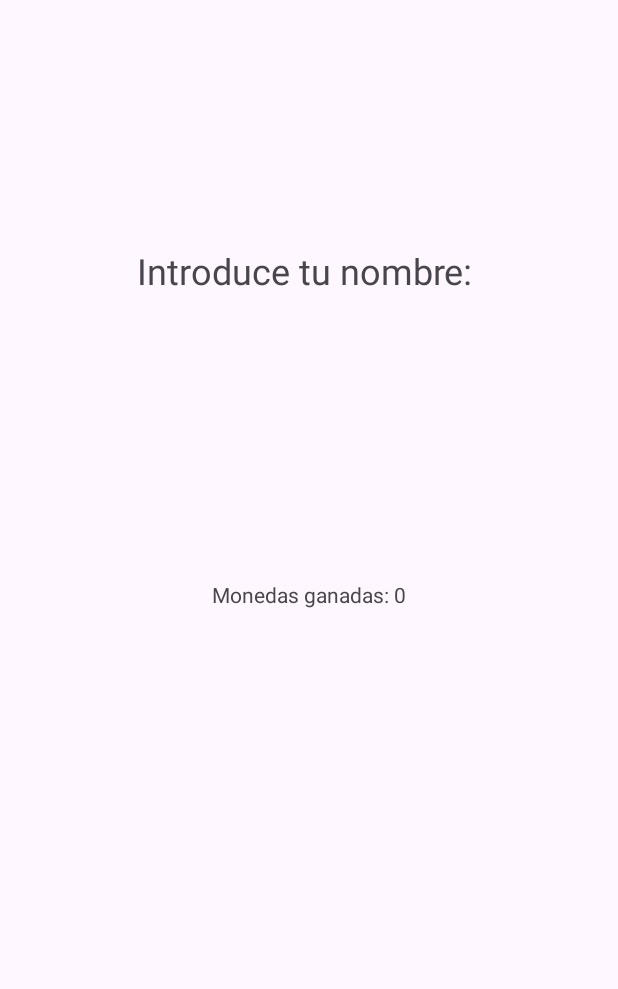
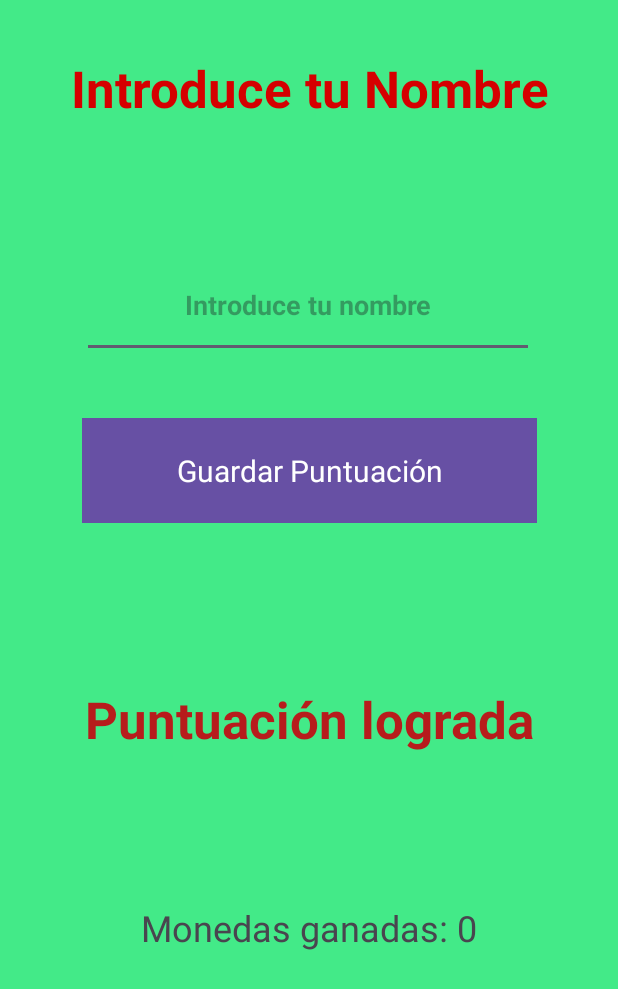
Before and after one commit to jlge30/DiceRollerBeta, an Android app: the PantallaFinal screen opened directly, with no data from a screen before it, on a phone screen of 412 x 824 dp. Shown: the top 989 px of the screen. Run offline under Robolectric (Android 15) with nearby library versions, the light colour scheme and no system bars; Roboto replaces fonts that are not available here.

Commit message:
Actualizacion de ultima pantalla. se agregaron 3 textos y 1 boton

```diff
--- a/app/src/main/res/layout/activity_pantalla_final.xml
+++ b/app/src/main/res/layout/activity_pantalla_final.xml
@@ -2,33 +2,112 @@
 <androidx.constraintlayout.widget.ConstraintLayout xmlns:android="http://schemas.android.com/apk/res/android"
     xmlns:app="http://schemas.android.com/apk/res-auto"
     xmlns:tools="http://schemas.android.com/tools"
-    android:layout_width="match_parent"
-    android:layout_height="match_parent"
+    android:id="@+id/txtGamerName"
+    style="@style/FinalPage"
+    android:layout_height="wrap_content"
+    android:background="#FFFFFF"
+    android:backgroundTint="#43EA88"
     tools:context=".PantallaFinal">
 
     <TextView
         android:id="@+id/txt_puntos"
         android:layout_width="0dp"
         android:layout_height="51dp"
+        android:layout_marginStart="50dp"
+        android:layout_marginTop="50dp"
+        android:layout_marginEnd="50dp"
+        android:layout_marginBottom="200dp"
         android:textAlignment="center"
-        android:textSize="14sp"
+        android:textSize="24sp"
         app:layout_constraintBottom_toBottomOf="parent"
         app:layout_constraintEnd_toEndOf="parent"
+        app:layout_constraintHorizontal_bias="0.0"
         app:layout_constraintStart_toStartOf="parent"
-        app:layout_constraintTop_toTopOf="parent"
+        app:layout_constraintTop_toBottomOf="@+id/txtScoreTitle"
         tools:text="Puntos" />
 
     <TextView
         android:id="@+id/textView"
-        android:layout_width="317dp"
+        android:layout_width="wrap_content"
         android:layout_height="61dp"
-        android:layout_marginTop="164dp"
-        android:text="Introduce tu nombre: "
+        android:layout_marginTop="36dp"
+        android:text="@string/NameTitle"
         android:textAlignment="center"
-        android:textSize="24sp"
+        android:textColor="#D50000"
+        android:textSize="34sp"
+        android:textStyle="bold"
         app:layout_constraintEnd_toEndOf="parent"
         app:layout_constraintStart_toStartOf="parent"
         app:layout_constraintTop_toTopOf="parent" />
 
+    <EditText
+        android:id="@+id/txtGamerN"
+        android:layout_width="301dp"
+        android:layout_height="70dp"
+        android:layout_marginStart="50dp"
+        android:layout_marginTop="100dp"
+        android:layout_marginEnd="50dp"
+        android:layout_marginBottom="16dp"
+        android:ems="10"
+        android:hint="@string/hint_GamerName"
+        android:inputType="text|textPersonName"
+        android:textAlignment="center"
+        android:textStyle="bold"
+        app:layout_constraintBottom_toTopOf="@+id/SaveButton"
+        app:layout_constraintEnd_toEndOf="parent"
+        app:layout_constraintHorizontal_bias="0.461"
+        app:layout_constraintStart_toStartOf="parent"
+        app:layout_constraintTop_toBottomOf="@+id/textView"
+        app:layout_constraintVertical_bias="0.0" />
+
+    <TextView
+        android:id="@+id/txtScoreTitle"
+        android:layout_width="0dp"
+        android:layout_height="45dp"
+        android:layout_marginStart="50dp"
+        android:layout_marginTop="100dp"
+        android:layout_marginEnd="50dp"
+        android:layout_marginBottom="50dp"
+        android:text="@string/ScoreTitle"
+        android:textAlignment="center"
+        android:textColor="#B71C1C"
+        android:textSize="34sp"
+        android:textStyle="bold"
+        app:layout_constraintBottom_toTopOf="@+id/txt_puntos"
+        app:layout_constraintEnd_toEndOf="parent"
+        app:layout_constraintHorizontal_bias="1.0"
+        app:layout_constraintStart_toStartOf="parent"
+        app:layout_constraintTop_toBottomOf="@+id/SaveButton" />
+
+    <Button
+        android:id="@+id/SaveButton"
+        style="@android:style/Widget.Button"
+        android:layout_width="303dp"
+        android:layout_height="70dp"
+        android:layout_marginStart="50dp"
+        android:layout_marginTop="24dp"
+        android:layout_marginEnd="50dp"
+        android:layout_marginBottom="8dp"
+        android:background="#D50000"
+        android:foregroundGravity="center"
+        android:foregroundTint="#D50000"
+        android:text="@string/SaveButton"
+        android:textAppearance="@style/TextAppearance.AppCompat.Body1"
+        android:textColor="#FFFFFF"
+        android:textColorHighlight="#D50000"
+        android:textColorHint="#D50000"
+        android:textColorLink="#D50000"
+        android:textSize="20sp"
+        app:iconTint="#D50000"
+        app:iconTintMode="add"
+        app:layout_constraintBottom_toTopOf="@+id/txtScoreTitle"
+        app:layout_constraintEnd_toEndOf="parent"
+        app:layout_constraintHorizontal_bias="0.545"
+        app:layout_constraintStart_toStartOf="parent"
+        app:layout_constraintTop_toBottomOf="@+id/txtGamerN"
+        app:layout_constraintVertical_bias="0.0"
+        app:rippleColor="#D50000"
+        app:strokeColor="#D50000" />
+
 
 </androidx.constraintlayout.widget.ConstraintLayout>
--- a/app/src/main/res/values/strings.xml
+++ b/app/src/main/res/values/strings.xml
@@ -20,6 +20,8 @@
     <string name="tresmejores">Tres mejores</string>
     <string name="continuar">Continuar</string>
     <string name="finaljuego">Game Over</string>
-
-
+    <string name="hint_GamerName">Introduce tu nombre</string>
+    <string name="ScoreTitle">Puntuación lograda</string>
+    <string name="SaveButton">Guardar Puntuación</string>
+    <string name="NameTitle">Introduce tu Nombre</string>
 </resources>
--- /dev/null
+++ b/app/src/main/res/values/styles.xml
@@ -0,0 +1,8 @@
+<?xml version="1.0" encoding="utf-8"?>
+<resources>
+
+    <style name="FinalPage">
+        <item name="android:layout_width">match_parent</item>
+        <item name="android:layout_height">match_parent</item>
+    </style>
+</resources>
```
